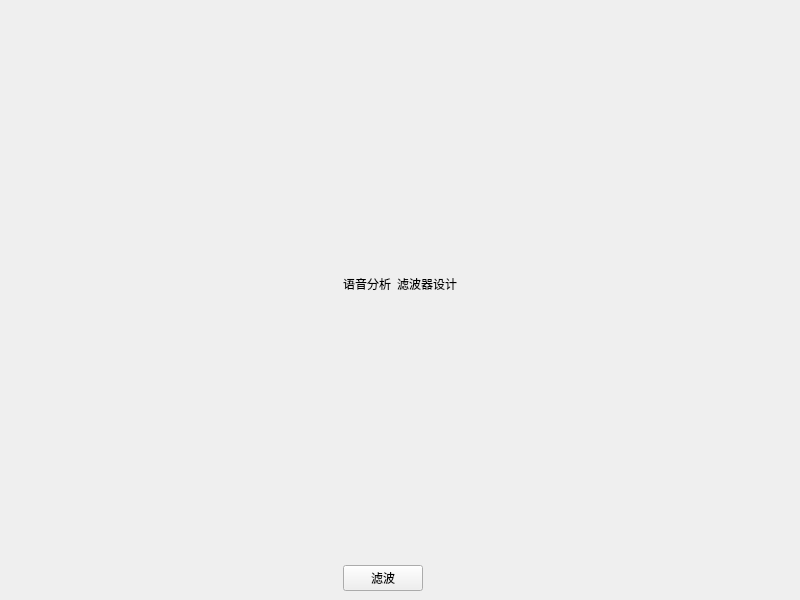
Qt form ui/mainwindow.ui (Pigletzzz/SignalProcessing) before a commit.
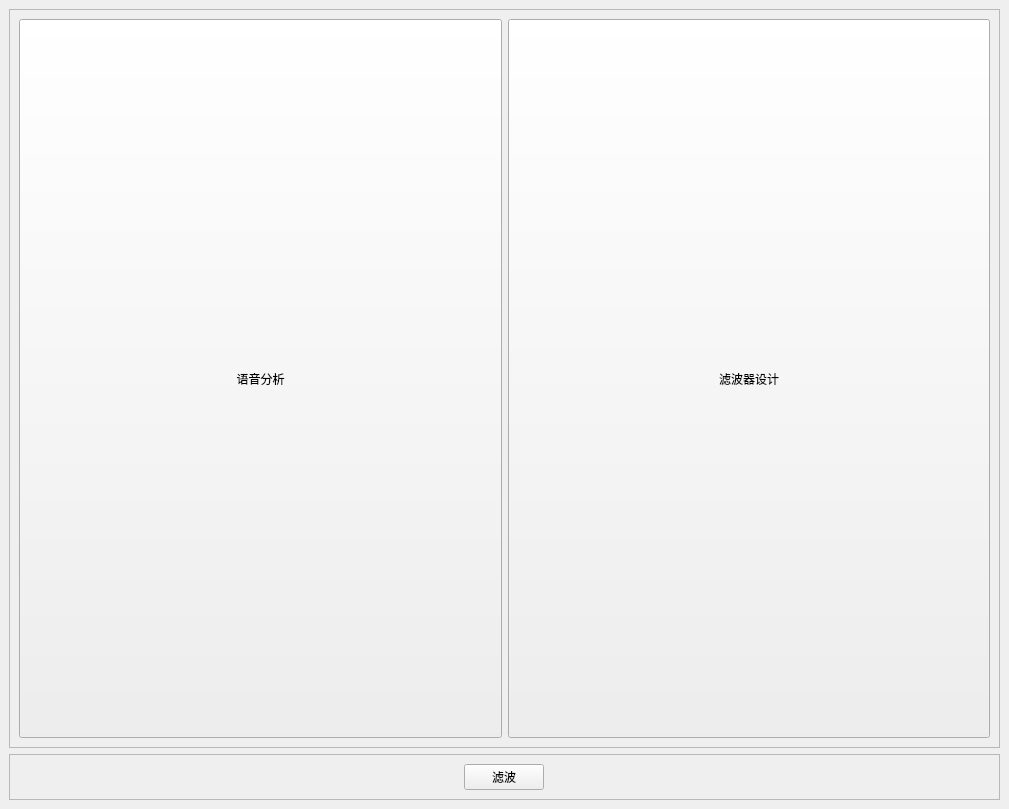
The same form after that commit.

```diff
--- a/ui/mainwindow.ui
+++ b/ui/mainwindow.ui
@@ -6,43 +6,90 @@
    <rect>
     <x>0</x>
     <y>0</y>
-    <width>800</width>
-    <height>600</height>
+    <width>1009</width>
+    <height>809</height>
    </rect>
   </property>
   <property name="windowTitle">
    <string>MainWindow</string>
   </property>
   <widget class="QWidget" name="centralwidget">
+   <property name="sizePolicy">
+    <sizepolicy hsizetype="Expanding" vsizetype="Expanding">
+     <horstretch>0</horstretch>
+     <verstretch>0</verstretch>
+    </sizepolicy>
+   </property>
    <layout class="QGridLayout" name="gridLayout">
     <item row="0" column="0">
+     <widget class="QFrame" name="frame">
+      <property name="sizePolicy">
+       <sizepolicy hsizetype="Expanding" vsizetype="Expanding">
+        <horstretch>0</horstretch>
+        <verstretch>0</verstretch>
+       </sizepolicy>
+      </property>
+      <property name="frameShape">
+       <enum>QFrame::StyledPanel</enum>
+      </property>
+      <property name="frameShadow">
+       <enum>QFrame::Raised</enum>
+      </property>
      <layout class="QHBoxLayout" name="horizontalLayout">
       <item>
-       <widget class="QLabel" name="label">
+        <widget class="QPushButton" name="voiceButton">
+         <property name="sizePolicy">
+          <sizepolicy hsizetype="Minimum" vsizetype="Expanding">
+           <horstretch>0</horstretch>
+           <verstretch>0</verstretch>
+          </sizepolicy>
+         </property>
         <property name="text">
          <string>语音分析</string>
         </property>
-        <property name="alignment">
-         <set>Qt::AlignCenter</set>
+         <property name="flat">
+          <bool>false</bool>
         </property>
        </widget>
       </item>
       <item>
-       <widget class="QLabel" name="label_2">
+        <widget class="QPushButton" name="designerButton">
+         <property name="enabled">
+          <bool>true</bool>
+         </property>
+         <property name="sizePolicy">
+          <sizepolicy hsizetype="Minimum" vsizetype="Expanding">
+           <horstretch>0</horstretch>
+           <verstretch>0</verstretch>
+          </sizepolicy>
+         </property>
         <property name="text">
          <string>滤波器设计</string>
         </property>
-        <property name="alignment">
-         <set>Qt::AlignCenter</set>
+         <property name="autoDefault">
+          <bool>false</bool>
+         </property>
+         <property name="flat">
+          <bool>false</bool>
         </property>
        </widget>
       </item>
      </layout>
+     </widget>
     </item>
-    <item row="1" column="0">
-     <widget class="QPushButton" name="pushButton">
+    <item row="1" column="0" rowspan="2">
+     <widget class="QFrame" name="frame_2">
+      <property name="frameShape">
+       <enum>QFrame::StyledPanel</enum>
+      </property>
+      <property name="frameShadow">
+       <enum>QFrame::Raised</enum>
+      </property>
+      <layout class="QHBoxLayout" name="horizontalLayout_2">
+       <item>
+        <widget class="QPushButton" name="filterButton">
       <property name="sizePolicy">
-       <sizepolicy hsizetype="Maximum" vsizetype="Fixed">
+          <sizepolicy hsizetype="Fixed" vsizetype="Expanding">
         <horstretch>0</horstretch>
         <verstretch>0</verstretch>
        </sizepolicy>
@@ -50,6 +97,9 @@
       <property name="text">
        <string>滤波</string>
       </property>
+        </widget>
+       </item>
+      </layout>
      </widget>
     </item>
    </layout>
```
Left out of the diff: 2 changed lines with no effect on the pictures. Lines whose indentation alone changed are shown as unchanged.
